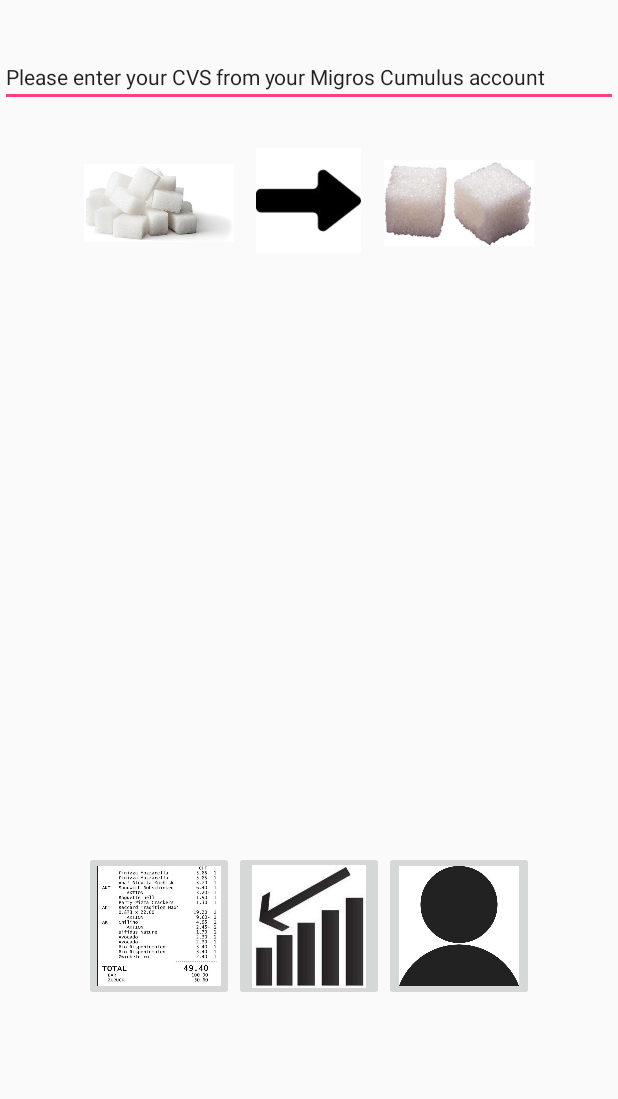
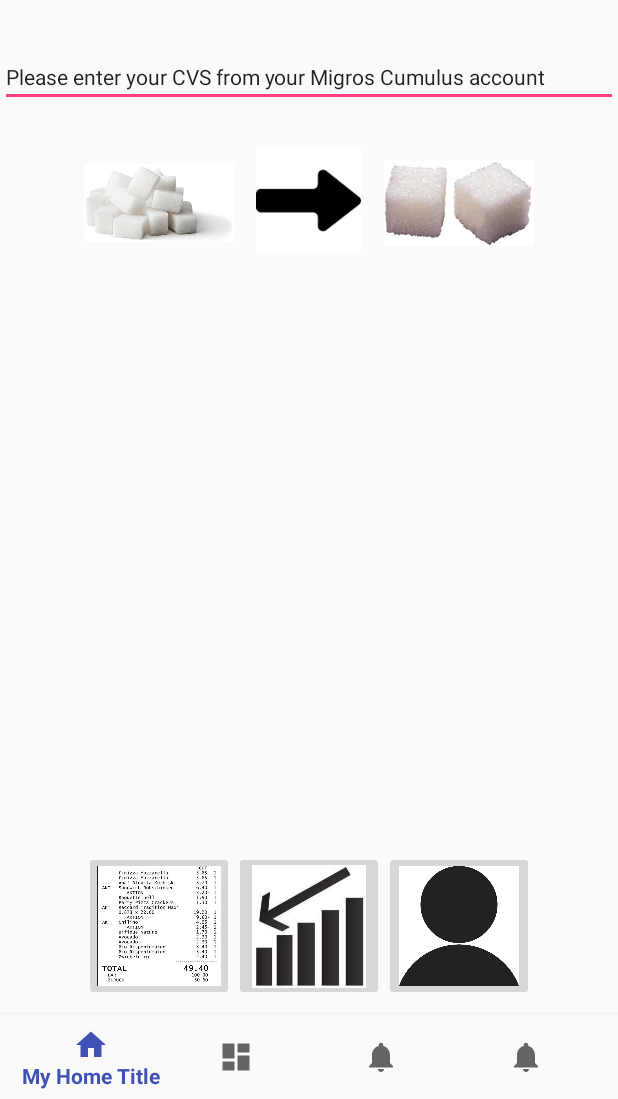
Before and after one commit to MichaelHochstrasser/TooSweetProject, an Android app: the layout home.xml on its own in the app's theme, with its tools: preview values and no code run, on a phone screen of 412 x 824 dp, the part 137-1236 px from its top. Run offline under Robolectric (Android 15) with nearby library versions, the light colour scheme and no system bars; network calls fail.

Commit message:
Smaller menu fixes

```diff
--- a/app/build.gradle
+++ b/app/build.gradle
@@ -25,5 +25,5 @@
     compile 'com.android.support:appcompat-v7:26.0.0-alpha1'
     compile 'com.android.support:design:25.0.0'
     compile 'com.android.support.constraint:constraint-layout:1.0.2'
-    compile 'com.android.volley:volley:1.1.0' 1
+    compile 'com.android.volley:volley:1.1.0'
 }
--- a/app/src/main/java/com/example/michaelh/toosweetproject/ProfilActivity.java
+++ b/app/src/main/java/com/example/michaelh/toosweetproject/ProfilActivity.java
@@ -26,12 +26,12 @@
 
                     return true;
                 case R.id.navigation_shoppings:
-                    Intent shoppingIntent = new Intent(ProfilActivity.this, ProfilActivity.class);
+                    Intent shoppingIntent = new Intent(ProfilActivity.this, ShoppingsActivity.class);
                     startActivity(shoppingIntent);
                     //mTextMessage.setText(R.string.title_dashboard);
                     return true;
                 case R.id.navigation_overview:
-                    Intent overviewIntent = new Intent(ProfilActivity.this, ProfilActivity.class);
+                    Intent overviewIntent = new Intent(ProfilActivity.this, OverviewActivity.class);
                     startActivity(overviewIntent);
                     //mTextMessage.setText(R.string.title_notifications);
                     return true;
--- a/app/src/main/java/com/example/michaelh/toosweetproject/ShoppingsActivity.java
+++ b/app/src/main/java/com/example/michaelh/toosweetproject/ShoppingsActivity.java
@@ -63,13 +63,16 @@
         listReceipts = (ListView) findViewById(R.id.listReceipts);
 
         //Load CSV
-        final Receipts receipts = new Receipts();
+        final Receipts receipts = new Receipts(getApplicationContext());
         InputStream inputStream = getResources().openRawResource(R.raw.receipts);
         receipts.loadCSV(inputStream);
 
         // Adds Menu listener
         BottomNavigationView navigation = (BottomNavigationView) findViewById(R.id.navigation);
         navigation.setOnNavigationItemSelectedListener(mOnNavigationItemSelectedListener);
+
+        //Load first Article
+        receipts.getReceipts().get(0).getReceiptArticles().get(0).findArticleFromFoodrepo();
 
         //Show
         arrayAdapter = new ArrayAdapter(getApplicationContext(),android.R.layout.simple_list_item_1,receipts.toArray());
--- a/app/src/main/res/layout/home.xml
+++ b/app/src/main/res/layout/home.xml
@@ -1,4 +1,13 @@
 <?xml version="1.0" encoding="utf-8"?>
+<android.support.constraint.ConstraintLayout
+    xmlns:android="http://schemas.android.com/apk/res/android"
+    xmlns:app="http://schemas.android.com/apk/res-auto"
+    xmlns:tools="http://schemas.android.com/tools"
+    android:id="@+id/container"
+    android:layout_width="match_parent"
+    android:layout_height="match_parent"
+    tools:context="com.example.michaelh.toosweetproject.MainActivity">
+
 <RelativeLayout xmlns:android="http://schemas.android.com/apk/res/android"
     xmlns:app="http://schemas.android.com/apk/res-auto"
     android:layout_width="match_parent" android:layout_height="match_parent">
@@ -82,3 +91,17 @@
         app:srcCompat="@drawable/profilbild" />
 
 </RelativeLayout>
+
+    <android.support.design.widget.BottomNavigationView
+        android:id="@+id/navigation"
+        android:layout_width="0dp"
+        android:layout_height="wrap_content"
+        android:layout_marginEnd="0dp"
+        android:layout_marginStart="0dp"
+        android:background="?android:attr/windowBackground"
+        app:layout_constraintBottom_toBottomOf="parent"
+        app:layout_constraintLeft_toLeftOf="parent"
+        app:layout_constraintRight_toRightOf="parent"
+        app:menu="@menu/navigation" />
+
+</android.support.constraint.ConstraintLayout>
--- a/app/src/main/res/values/strings.xml
+++ b/app/src/main/res/values/strings.xml
@@ -1,5 +1,5 @@
 <resources>
-    <string name="app_name">TooSweetProject</string>
+    <string name="app_name">TooSweet</string>
     <string name="title_home">My Home Title</string>
     <string name="title_notifications">Notification</string>
     <string name="title_dashboard">Dashboard</string>
```
Also changed, not shown: app/src/main/java/com/example/michaelh/toosweetproject/MainActivity.java (+17 -17 lines).
